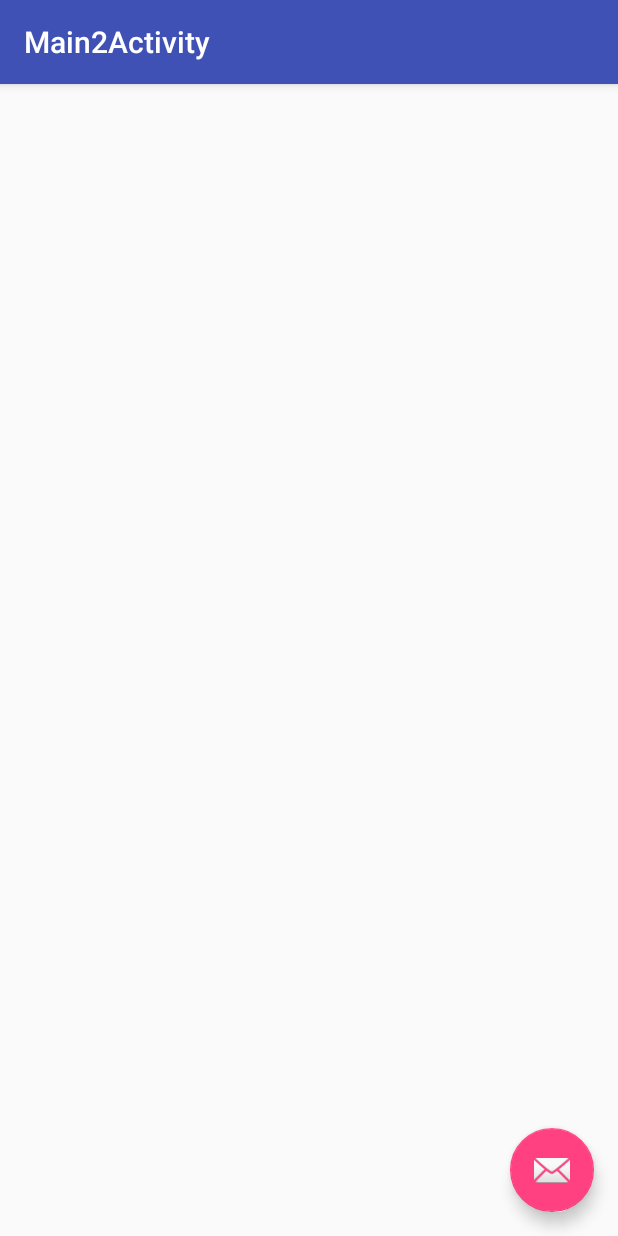
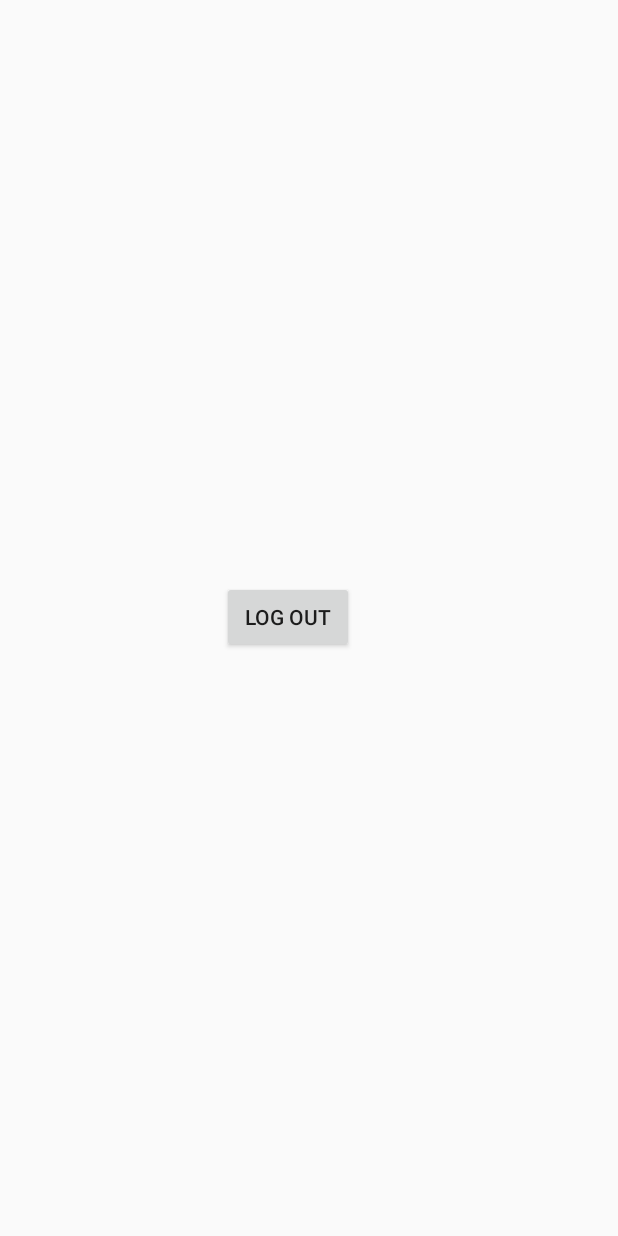
Before and after one commit to draghun/AndroidHttpLogin, an Android app: the Main2Activity screen opened directly, with no data from a screen before it, on a phone screen of 412 x 824 dp. Run offline under Robolectric (Android 15) with nearby library versions, the phone set to English and light mode, and no system bars.

```diff
--- a/app/src/main/java/com/self/deepthi/casloginexperiment/Main2Activity.java
+++ b/app/src/main/java/com/self/deepthi/casloginexperiment/Main2Activity.java
@@ -1,11 +1,10 @@
 package com.self.deepthi.casloginexperiment;
 
+import android.content.Intent;
 import android.os.Bundle;
-import android.support.design.widget.FloatingActionButton;
-import android.support.design.widget.Snackbar;
 import android.support.v7.app.AppCompatActivity;
-import android.support.v7.widget.Toolbar;
 import android.view.View;
+import android.widget.Button;
 
 public class Main2Activity extends AppCompatActivity {
 
@@ -13,15 +12,14 @@ public class Main2Activity extends AppCompatActivity {
     protected void onCreate(Bundle savedInstanceState) {
         super.onCreate(savedInstanceState);
         setContentView(R.layout.activity_main2);
-        Toolbar toolbar = (Toolbar) findViewById(R.id.toolbar);
-        setSupportActionBar(toolbar);
 
-        FloatingActionButton fab = (FloatingActionButton) findViewById(R.id.fab);
-        fab.setOnClickListener(new View.OnClickListener() {
+        Button logout = (Button) findViewById(R.id.logoutbutton);
+        logout.setOnClickListener(new View.OnClickListener() {
             @Override
             public void onClick(View view) {
-                Snackbar.make(view, "Replace with your own action", Snackbar.LENGTH_LONG)
-                        .setAction("Action", null).show();
+                Intent myIntent = new Intent(Main2Activity.this,
+                        MainActivity.class);
+                startActivity(myIntent);
             }
         });
     }
--- a/app/src/main/res/layout/activity_main2.xml
+++ b/app/src/main/res/layout/activity_main2.xml
@@ -6,28 +6,6 @@
     android:layout_height="match_parent"
     tools:context="com.self.deepthi.casloginexperiment.Main2Activity">
 
-    <android.support.design.widget.AppBarLayout
-        android:layout_width="match_parent"
-        android:layout_height="wrap_content"
-        android:theme="@style/AppTheme.AppBarOverlay">
-
-        <android.support.v7.widget.Toolbar
-            android:id="@+id/toolbar"
-            android:layout_width="match_parent"
-            android:layout_height="?attr/actionBarSize"
-            android:background="?attr/colorPrimary"
-            app:popupTheme="@style/AppTheme.PopupOverlay" />
-
-    </android.support.design.widget.AppBarLayout>
-
     <include layout="@layout/content_main2" />
 
-    <android.support.design.widget.FloatingActionButton
-        android:id="@+id/fab"
-        android:layout_width="wrap_content"
-        android:layout_height="wrap_content"
-        android:layout_gravity="bottom|end"
-        android:layout_margin="@dimen/fab_margin"
-        app:srcCompat="@android:drawable/ic_dialog_email" />
-
 </android.support.design.widget.CoordinatorLayout>
--- a/app/src/main/res/layout/content_main2.xml
+++ b/app/src/main/res/layout/content_main2.xml
@@ -8,4 +8,15 @@
     tools:context="com.self.deepthi.casloginexperiment.Main2Activity"
     tools:showIn="@layout/activity_main2">
 
+    <Button
+        android:id="@+id/logoutbutton"
+        android:layout_width="wrap_content"
+        android:layout_height="wrap_content"
+        android:text="Log Out"
+        app:layout_constraintBottom_toBottomOf="parent"
+        app:layout_constraintHorizontal_bias="0.456"
+        app:layout_constraintLeft_toLeftOf="parent"
+        app:layout_constraintRight_toRightOf="parent"
+        app:layout_constraintTop_toTopOf="parent"
+        app:layout_constraintVertical_bias="0.499" />
 </android.support.constraint.ConstraintLayout>
```
Also changed, not shown: app/src/main/java/com/self/deepthi/casloginexperiment/MainActivity.java (+19 -8 lines).
